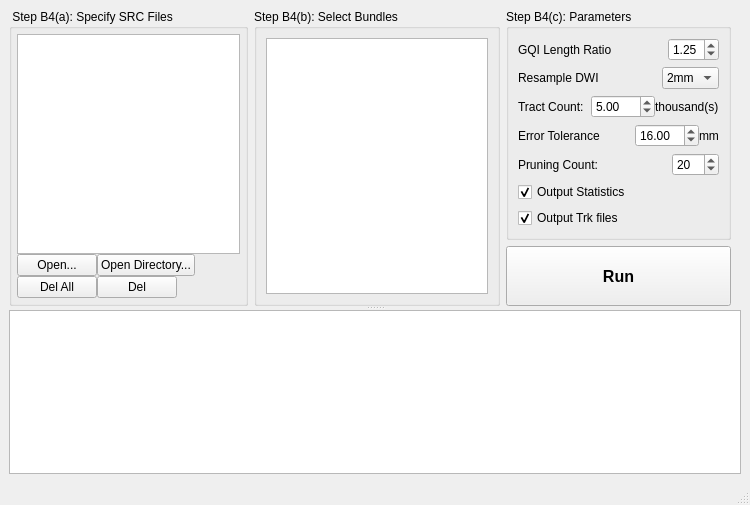
Old version of the form auto_track.ui in the repository frankyeh/DSI-Studio.
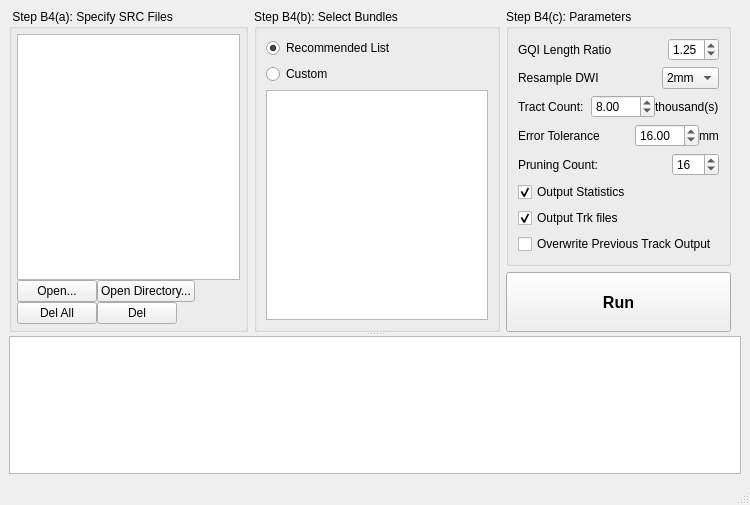
New version of the form. Icons and pictures are not drawn.

Commit message: [trk] revise auto_track with hcp1065

Patch:
```diff
--- a/auto_track.ui
+++ b/auto_track.ui
@@ -192,6 +192,23 @@
            <string>Step B4(b): Select Bundles</string>
           </property>
           <layout class="QVBoxLayout" name="verticalLayout_2">
+           <item>
+            <widget class="QRadioButton" name="recommend_list">
+             <property name="text">
+              <string>Recommended List</string>
+             </property>
+             <property name="checked">
+              <bool>true</bool>
+             </property>
+            </widget>
+           </item>
+           <item>
+            <widget class="QRadioButton" name="custom">
+             <property name="text">
+              <string>Custom</string>
+             </property>
+            </widget>
+           </item>
            <item>
             <widget class="QListWidget" name="candidate_list_view">
              <property name="selectionMode">
@@ -354,7 +371,7 @@
                   <double>100.000000000000000</double>
                  </property>
                  <property name="value">
-                  <double>5.000000000000000</double>
+                  <double>8.000000000000000</double>
                  </property>
                 </widget>
                </item>
@@ -448,7 +465,7 @@
                   <number>100</number>
                  </property>
                  <property name="value">
-                  <number>20</number>
+                  <number>16</number>
                  </property>
                 </widget>
                </item>
@@ -474,6 +491,13 @@
                </property>
               </widget>
              </item>
+             <item>
+              <widget class="QCheckBox" name="overwrite">
+               <property name="text">
+                <string>Overwrite Previous Track Output</string>
+               </property>
+              </widget>
+             </item>
              <item>
               <spacer name="verticalSpacer">
                <property name="orientation">
```
The commit also changes 10 other files.
